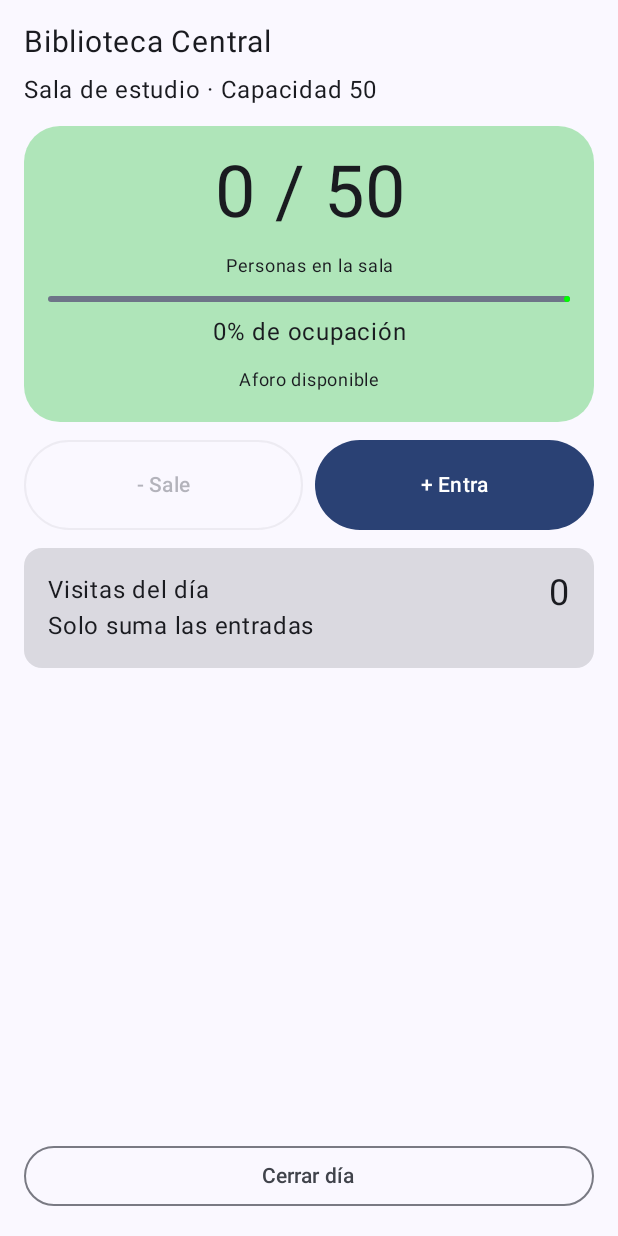
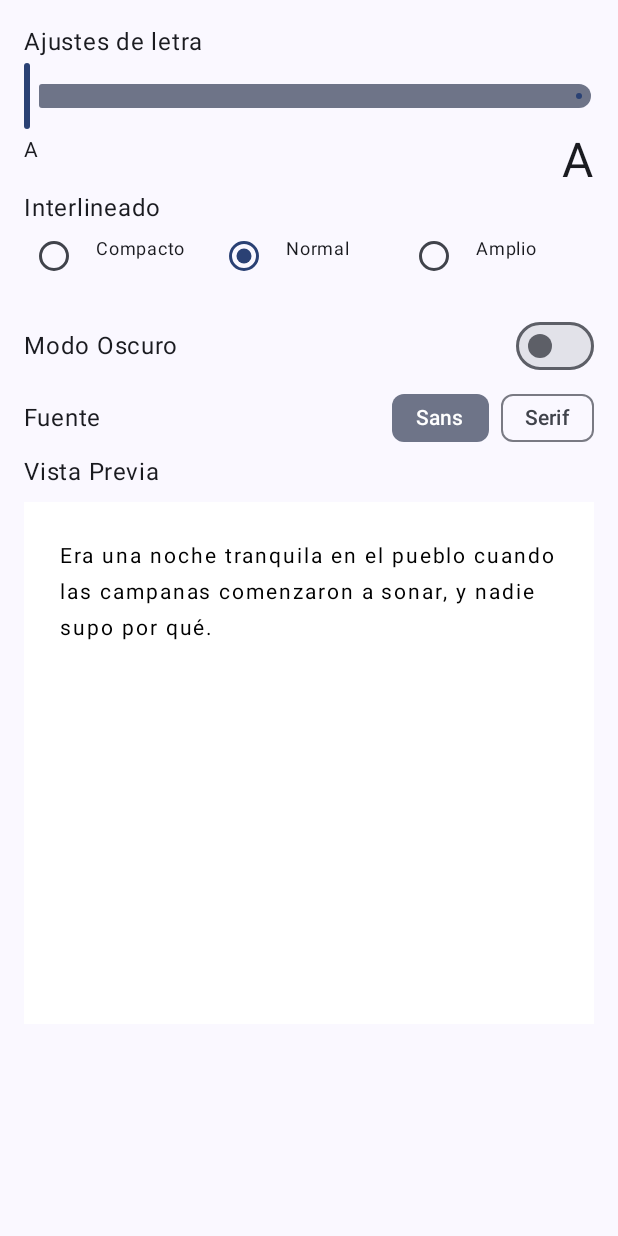
Before and after one commit to dev-marieclaire/Estado, an Android app built with Jetpack Compose: the screen it shows after launch (MainActivity), on a phone screen of 412 x 824 dp. Run offline under Robolectric (Android 15) with nearby library versions, the phone set to English and light mode, and no system bars.

Commit message:
Finalizando práctica ajustada al patrón de diseño MVVM

```diff
--- /dev/null
+++ b/app/src/main/java/com/example/estado_claire/model/TextSettingsModel.kt
@@ -0,0 +1,37 @@
+package com.example.estado_claire.model
+
+import androidx.compose.ui.text.font.Font
+
+enum class Spacing(val label: String, val multiplier: Float)
+{
+    Compact("Compacto", 1.0f),
+    Normal("Normal", 1.3f),
+    Huge("Amplio", 1.6f)
+}
+
+enum class FontType(val type: Boolean)
+{
+    SANS(false),
+    SERIF(true)
+}
+
+data class TextSettingsModel(
+    val fontSize: Float = 14f,
+    val fontType: FontType = FontType.SANS,
+    val spacing: Spacing = Spacing.Normal,
+    val obscureMode: Boolean = false
+)
+{
+    val MIN_FONT_SIZE: Float = 14f
+    val MAX_FONT_SIZE: Float = 32f
+
+    fun changeFontSize(size: Float): TextSettingsModel =
+        if (size in MIN_FONT_SIZE .. MAX_FONT_SIZE) copy(fontSize = size)
+        else this
+
+    fun changeFontType(type: FontType): TextSettingsModel = copy(fontType = type)
+
+    fun changeSpacing(size: Spacing): TextSettingsModel = copy(spacing = size)
+
+    fun toggleObscureMode(): TextSettingsModel = copy(obscureMode = !obscureMode)
+}
--- a/app/src/main/java/com/example/estado_claire/view/InicioScreen.kt
+++ b/app/src/main/java/com/example/estado_claire/view/InicioScreen.kt
@@ -6,11 +6,12 @@ import androidx.compose.runtime.Composable
 import androidx.compose.ui.Modifier
 import androidx.compose.ui.tooling.preview.Preview
 import com.example.estado_claire.view.screens.Dashboard
+import com.example.estado_claire.view.screens.TextSettingsView
 
 @Composable
 fun StartScreen(modifier: Modifier = Modifier)
 {
-    Dashboard(modifier)
+    TextSettingsView()
 }
 
 @Preview
--- /dev/null
+++ b/app/src/main/java/com/example/estado_claire/view/screens/TextSettingsView.kt
@@ -0,0 +1,154 @@
+package com.example.estado_claire.view.screens
+
+import androidx.compose.foundation.background
+import androidx.compose.foundation.layout.Arrangement
+import androidx.compose.foundation.layout.Box
+import androidx.compose.foundation.layout.Column
+import androidx.compose.foundation.layout.Row
+import androidx.compose.foundation.layout.aspectRatio
+import androidx.compose.foundation.layout.fillMaxSize
+import androidx.compose.foundation.layout.fillMaxWidth
+import androidx.compose.foundation.layout.height
+import androidx.compose.foundation.layout.padding
+import androidx.compose.foundation.selection.selectable
+import androidx.compose.material3.FilterChip
+import androidx.compose.material3.MaterialTheme
+import androidx.compose.material3.RadioButton
+import androidx.compose.material3.Slider
+import androidx.compose.material3.Surface
+import androidx.compose.material3.Switch
+import androidx.compose.material3.Text
+import androidx.compose.runtime.Composable
+import androidx.compose.runtime.getValue
+import androidx.compose.ui.Alignment
+import androidx.compose.ui.Modifier
+import androidx.compose.ui.graphics.Color
+import androidx.compose.ui.semantics.Role
+import androidx.compose.ui.text.font.FontFamily
+import androidx.compose.ui.tooling.preview.Preview
+import androidx.compose.ui.unit.TextUnit
+import androidx.compose.ui.unit.TextUnitType
+import androidx.compose.ui.unit.dp
+import androidx.compose.ui.unit.sp
+import androidx.lifecycle.compose.collectAsStateWithLifecycle
+import androidx.lifecycle.viewmodel.compose.viewModel
+import com.example.estado_claire.model.FontType
+import com.example.estado_claire.model.Spacing
+import com.example.estado_claire.viewmodel.TextSettingsViewModel
+import kotlin.ranges.rangeTo
+
+@Composable
+fun TextSettingsView(
+    modifier: Modifier = Modifier,
+    viewModel: TextSettingsViewModel = viewModel()
+)
+{
+    val settings by viewModel.settings.collectAsStateWithLifecycle()
+
+    Column(modifier.fillMaxWidth().padding(16.dp))
+    {
+        Text("Ajustes de letra")
+        Slider(
+            settings.fontSize,
+            onValueChange = { viewModel.changeFontSize(it) },
+            valueRange = 14f..32f)
+        Row(Modifier.fillMaxWidth(), horizontalArrangement = Arrangement.SpaceBetween)
+        {
+            Text("A", fontSize = 14.sp)
+            Text("A", fontSize = 32.sp)
+        }
+
+        Text("Interlineado")
+        Row(Modifier.fillMaxWidth())
+        {
+            Spacing.entries.forEach { option ->
+                Row(
+                    Modifier
+                        .weight(1f)
+                        .height(56.dp)
+                        .selectable(
+                            selected = (settings.spacing == option),
+                            onClick = { viewModel.changeSpacing(option) },
+                            role = Role.RadioButton
+                        )
+                        .padding(8.dp)
+                )
+                {
+                    RadioButton(
+                        selected = (settings.spacing == option),
+                        onClick = null
+                    )
+                    Text(
+                        text = option.label,
+                        style = MaterialTheme.typography.bodyLarge,
+                        modifier = Modifier.padding(start = 16.dp),
+                        fontSize = 12.sp
+                    )
+                }
+            }
+        }
+
+        Row(Modifier.fillMaxWidth(), horizontalArrangement = Arrangement.SpaceBetween, verticalAlignment = Alignment.CenterVertically)
+        {
+            Text("Modo Oscuro")
+            Switch(settings.obscureMode, onCheckedChange = { viewModel.toggleObscureMode() })
+        }
+
+        Row(Modifier.fillMaxWidth(), horizontalArrangement = Arrangement.SpaceBetween, verticalAlignment = Alignment.CenterVertically)
+        {
+            Text("Fuente")
+            Row(horizontalArrangement = Arrangement.spacedBy(8.dp))
+            {
+                FilterChip(
+                    selected = settings.fontType == FontType.SANS,
+                    onClick  = { viewModel.changeFontType(FontType.SANS) },
+                    label    = { Text("Sans") }
+                )
+                FilterChip(
+                    selected = settings.fontType == FontType.SERIF,
+                    onClick  = { viewModel.changeFontType(FontType.SERIF) },
+                    label    = { Text("Serif") }
+                )
+            }
+        }
+
+        Column(
+            Modifier
+                .fillMaxWidth()
+                .aspectRatio(1f),
+            Arrangement.spacedBy(8.dp)
+        )
+        {
+            Text("Vista Previa")
+            Box(Modifier.fillMaxSize())
+            {
+                Text(
+                    "Era una noche tranquila en el pueblo cuando las campanas comenzaron a sonar, y nadie supo por qué.",
+                    fontSize = TextUnit(settings.fontSize, TextUnitType.Sp),
+                    letterSpacing = TextUnit(settings.spacing.multiplier, TextUnitType.Sp),
+                    fontFamily =
+                        if(settings.fontType == FontType.SERIF) FontFamily.Serif
+                        else FontFamily.SansSerif,
+                    color = if (settings.obscureMode == true) Color.White
+                    else Color.Black,
+                    modifier = Modifier
+                        .fillMaxSize(1f)
+                        .background(
+                            color = if (settings.obscureMode == true) Color.Black
+                            else Color.White
+                        )
+                        .padding(24.dp)
+                )
+            }
+        }
+    }
+}
+
+@Preview
+@Composable
+fun PreviewTextSettings()
+{
+    Surface {
+        TextSettingsView(Modifier.fillMaxSize())
+    }
+}
--- /dev/null
+++ b/app/src/main/java/com/example/estado_claire/viewmodel/TextSettingsViewModel.kt
@@ -0,0 +1,29 @@
+package com.example.estado_claire.viewmodel
+
+import androidx.lifecycle.ViewModel
+import com.example.estado_claire.model.FontType
+import com.example.estado_claire.model.Spacing
+import com.example.estado_claire.model.TextSettingsModel
+import kotlinx.coroutines.flow.MutableStateFlow
+import kotlinx.coroutines.flow.StateFlow
+import kotlinx.coroutines.flow.asStateFlow
+
+class TextSettingsViewModel : ViewModel()
+{
+    var _settings = MutableStateFlow(TextSettingsModel())
+        private set
+
+    val settings: StateFlow<TextSettingsModel> = _settings.asStateFlow()
+
+    fun changeFontSize(size: Float)
+    { _settings.value = _settings.value.changeFontSize(size) }
+
+    fun changeFontType(type: FontType)
+    { _settings.value = _settings.value.changeFontType(type) }
+
+    fun changeSpacing(size: Spacing)
+    { _settings.value = _settings.value.changeSpacing(size) }
+
+    fun toggleObscureMode()
+    { _settings.value = _settings.value.toggleObscureMode() }
+}
```
